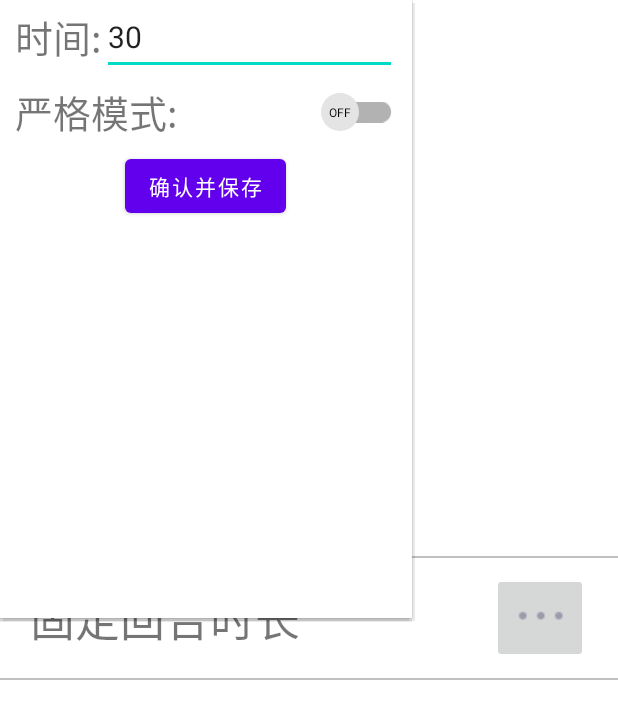
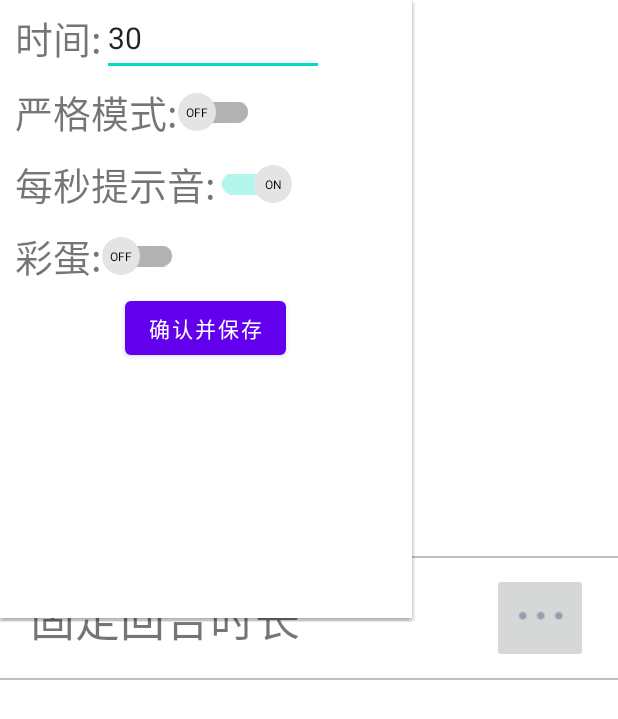
Before and after one commit to fengluo2/GameTimer, an Android app: the screen it shows after launch (MainActivity), after a tap on "设置", on a phone screen of 412 x 824 dp. Shown: the top 719 px of the screen. Run offline under Robolectric (Android 15) with nearby library versions, the light colour scheme and no system bars.

Commit message:
添加新功能[开始计时提示音，每秒滴答声音，记录回合数] 修复bug

```diff
--- a/app/src/main/java/com/maple/gametimer/Constant.kt
+++ b/app/src/main/java/com/maple/gametimer/Constant.kt
@@ -4,4 +4,6 @@ package com.maple.gametimer
 object Constant {
     const val DEFAULT_MODE_FTTPR_TIME: Int = 30
     const val DEFAULT_MODE_FTTPR_STRICT_MODE: Boolean = false
+    const val DEFAULT_MODE_FTTPR_SOUND_PER_SECOND: Boolean = true
+    const val DEFAULT_MODE_FTTPR_PAINTED_EGGSHELL: Boolean = false
 }
--- a/app/src/main/java/com/maple/gametimer/activity/config/ModeFTTPRConfig.kt
+++ b/app/src/main/java/com/maple/gametimer/activity/config/ModeFTTPRConfig.kt
@@ -22,6 +22,8 @@ class ModeFTTPRConfig(
     private val TAG: String = "ChineseChess"
     private lateinit var timeEditText: EditText
     private lateinit var strictModeSwitch: SwitchCompat
+    private lateinit var soundPerSecondSwitch: SwitchCompat
+    private lateinit var paintedEggshellSwitch: SwitchCompat
     private lateinit var save: Button
     private val sp: SharedPreferences = context.getSharedPreferences("chineseChess", MODE_PRIVATE)
 
@@ -29,21 +31,33 @@ class ModeFTTPRConfig(
         timeEditText = view.findViewById(R.id.popup_windows_chinese_chess_setting_time_input)
         strictModeSwitch =
             view.findViewById(R.id.popup_windows_chinese_chess_setting_strict_mode_switch)
+        soundPerSecondSwitch =
+            view.findViewById(R.id.popup_windows_chinese_chess_setting_second_tick_sound_switch)
+        paintedEggshellSwitch =
+            view.findViewById(R.id.popup_windows_chinese_chess_setting_painted_eggshell_switch)
         save = view.findViewById(R.id.popup_windows_chinese_chess_setting_save)
 
         timeEditText.setText(sp.getInt("time", Constant.DEFAULT_MODE_FTTPR_TIME).toString())
         strictModeSwitch.isChecked =
             sp.getBoolean("strictMode", Constant.DEFAULT_MODE_FTTPR_STRICT_MODE)
+        soundPerSecondSwitch.isChecked =
+            sp.getBoolean("soundPerSecond", Constant.DEFAULT_MODE_FTTPR_SOUND_PER_SECOND)
+        paintedEggshellSwitch.isChecked =
+            sp.getBoolean("paintedEggshell", Constant.DEFAULT_MODE_FTTPR_PAINTED_EGGSHELL)
 
         save.setOnClickListener {
             val editor = sp.edit()
             try {
                 editor.putInt("time", timeEditText.text.toString().toInt())
                 editor.putBoolean("strictMode", strictModeSwitch.isChecked)
+                editor.putBoolean("soundPerSecond", soundPerSecondSwitch.isChecked)
+                editor.putBoolean("paintedEggshell", paintedEggshellSwitch.isChecked)
             } catch (e: java.lang.Exception) {
                 e.message?.let { it1 -> Log.e(TAG, it1) }
                 editor.putInt("time", Constant.DEFAULT_MODE_FTTPR_TIME)
                 editor.putBoolean("strictMode", Constant.DEFAULT_MODE_FTTPR_STRICT_MODE)
+                editor.putBoolean("soundPerSecond", Constant.DEFAULT_MODE_FTTPR_SOUND_PER_SECOND)
+                editor.putBoolean("paintedEggshell", Constant.DEFAULT_MODE_FTTPR_PAINTED_EGGSHELL)
             } finally {
                 editor.apply()
             }
@@ -55,6 +69,8 @@ class ModeFTTPRConfig(
         val map = HashMap<String, String>()
         map["time"] = sp.getInt("time", 30).toString()
         map["strictMode"] = sp.getBoolean("strictMode", false).toString()
+        map["soundPerSecond"] = sp.getBoolean("soundPerSecond", true).toString()
+        map["paintedEggshell"] = sp.getBoolean("paintedEggshell", false).toString()
         return map
     }
 
--- a/app/src/main/res/layout/popup_windows_setting_mod_fttpr.xml
+++ b/app/src/main/res/layout/popup_windows_setting_mod_fttpr.xml
@@ -8,8 +8,8 @@
     android:paddingHorizontal="10dp">
 
     <LinearLayout
-        android:layout_width="match_parent"
-        android:layout_height="50dp"
+        android:layout_width="wrap_content"
+        android:layout_height="wrap_content"
         android:orientation="horizontal">
 
         <TextView
@@ -17,7 +17,6 @@
             android:layout_width="wrap_content"
             android:layout_height="wrap_content"
             android:layout_gravity="center_vertical"
-            android:layout_weight="0"
             android:text="@string/popup_windows_chinese_chess_setting_time_label"
             android:textSize="25sp"
             app:layout_constraintStart_toStartOf="parent"
@@ -25,9 +24,8 @@
 
         <EditText
             android:id="@+id/popup_windows_chinese_chess_setting_time_input"
-            android:layout_width="0dp"
-            android:layout_height="match_parent"
-            android:layout_weight="1"
+            android:layout_width="wrap_content"
+            android:layout_height="wrap_content"
             android:autofillHints="每人每回合时间"
             android:hint="@string/popup_windows_chinese_chess_setting_time_hint"
             android:inputType="number"
@@ -36,8 +34,8 @@
     </LinearLayout>
 
     <LinearLayout
-        android:layout_width="match_parent"
-        android:layout_height="50dp"
+        android:layout_width="wrap_content"
+        android:layout_height="wrap_content"
         android:orientation="horizontal">
 
         <TextView
@@ -45,7 +43,6 @@
             android:layout_width="wrap_content"
             android:layout_height="wrap_content"
             android:layout_gravity="center_vertical"
-            android:layout_weight="0"
             android:text="@string/popup_windows_chinese_chess_setting_strict_mode_label"
             android:textSize="25sp"
             app:layout_constraintStart_toStartOf="parent"
@@ -53,9 +50,58 @@
 
         <androidx.appcompat.widget.SwitchCompat
             android:id="@+id/popup_windows_chinese_chess_setting_strict_mode_switch"
-            android:layout_width="40dp"
-            android:layout_height="match_parent"
-            android:layout_weight="1"
+            android:layout_width="wrap_content"
+            android:layout_height="wrap_content"
+            android:switchMinWidth="50dp"
+            android:thumb="@drawable/thumb"
+            app:showText="true"
+            app:switchTextAppearance="@style/GameTimer.TextAppearance" />
+    </LinearLayout>
+
+    <LinearLayout
+        android:layout_width="wrap_content"
+        android:layout_height="wrap_content"
+        android:orientation="horizontal">
+
+        <TextView
+            android:id="@+id/popup_windows_chinese_chess_setting_second_tick_sound_label"
+            android:layout_width="wrap_content"
+            android:layout_height="wrap_content"
+            android:layout_gravity="center_vertical"
+            android:text="@string/popup_windows_chinese_chess_setting_sound_per_second_label"
+            android:textSize="25sp"
+            app:layout_constraintStart_toStartOf="parent"
+            app:layout_constraintTop_toTopOf="parent" />
+
+        <androidx.appcompat.widget.SwitchCompat
+            android:id="@+id/popup_windows_chinese_chess_setting_second_tick_sound_switch"
+            android:layout_width="wrap_content"
+            android:layout_height="wrap_content"
+            android:switchMinWidth="50dp"
+            android:thumb="@drawable/thumb"
+            app:showText="true"
+            app:switchTextAppearance="@style/GameTimer.TextAppearance" />
+    </LinearLayout>
+
+    <LinearLayout
+        android:layout_width="wrap_content"
+        android:layout_height="wrap_content"
+        android:orientation="horizontal">
+
+        <TextView
+            android:id="@+id/popup_windows_chinese_chess_setting_painted_eggshell_label"
+            android:layout_width="wrap_content"
+            android:layout_height="wrap_content"
+            android:layout_gravity="center_vertical"
+            android:text="@string/popup_windows_chinese_chess_setting_painted_eggshell_label"
+            android:textSize="25sp"
+            app:layout_constraintStart_toStartOf="parent"
+            app:layout_constraintTop_toTopOf="parent" />
+
+        <androidx.appcompat.widget.SwitchCompat
+            android:id="@+id/popup_windows_chinese_chess_setting_painted_eggshell_switch"
+            android:layout_width="wrap_content"
+            android:layout_height="wrap_content"
             android:switchMinWidth="50dp"
             android:thumb="@drawable/thumb"
             app:showText="true"
--- a/app/src/main/res/values/strings.xml
+++ b/app/src/main/res/values/strings.xml
@@ -4,6 +4,8 @@
     <string name="setting">设置</string>
     <string name="popup_windows_chinese_chess_setting_time_label">时间:</string>
     <string name="popup_windows_chinese_chess_setting_strict_mode_label">严格模式:</string>
+    <string name="popup_windows_chinese_chess_setting_sound_per_second_label">每秒提示音:</string>
+    <string name="popup_windows_chinese_chess_setting_painted_eggshell_label">彩蛋:</string>
     <string name="popup_windows_chinese_chess_setting_time_hint">每人每回合时间</string>
     <string name="confirm_and_save">确认并保存</string>
     <string name="close">关闭</string>
```
Also changed, not shown: app/src/main/java/com/maple/gametimer/activity/ModeFTTPRActivity.kt (+79 -8 lines), 7 other files.
